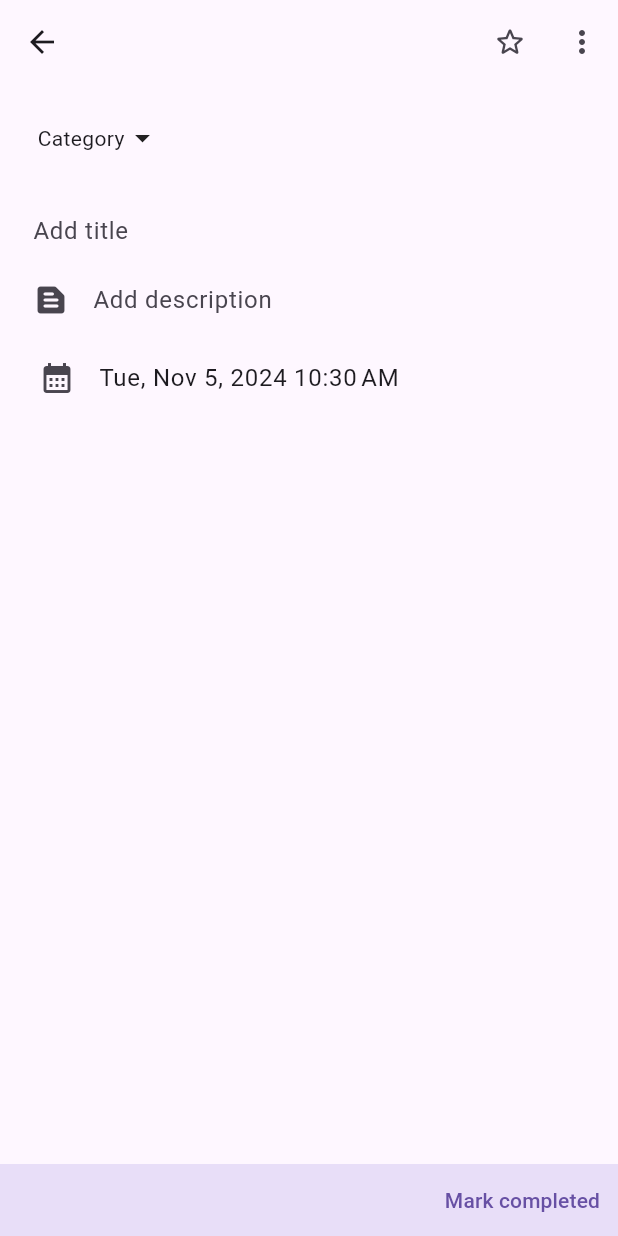
After one commit to Ldev007/godo, a Flutter app: the screen it shows after launch, after a tap on an icon or button, on a phone screen of 412 x 824 dp. The commit adds this screen. Run offline on Flutter 3.47's test engine with Material 3 defaults, Android fonts, the phone set to English and light mode, and no system bars; our stand-ins replace async_redux, get_it, go_router.

Commit message:
:fire: implemented update task flow, add star button, added build context extension

```diff
--- a/lib/core/router/router.dart
+++ b/lib/core/router/router.dart
@@ -1,6 +1,8 @@
 import 'package:go_router/go_router.dart';
 import 'package:godo/core/router/routes.dart';
+import 'package:godo/src/domain/entities/task.dart';
 import 'package:godo/src/presentation/tasks/all_tasks_screen.dart';
+import 'package:godo/src/presentation/tasks/update_task_screen.dart';
 
 final router = GoRouter(
   routes: [
@@ -10,5 +12,12 @@ final router = GoRouter(
         return const AllTasksScreen();
       },
     ),
+    GoRoute(
+      path: Routes.updateTaskScreen,
+      builder: (context, state) {
+        final taskToBeUpdated = state.extra as Task;
+        return UpdateTaskScreen(taskToBeUpdated: taskToBeUpdated);
+      },
+    )
   ],
 );
--- a/lib/core/router/routes.dart
+++ b/lib/core/router/routes.dart
@@ -1,3 +1,4 @@
 class Routes {
   static const home = '/';
+  static const updateTaskScreen = '/UpdateTaskScreen';
 }
--- /dev/null
+++ b/lib/core/utils/type_defs.dart
@@ -0,0 +1 @@
+typedef StarPressed = Function(bool isStarred);
--- a/lib/src/presentation/tasks/all_tasks_screen.dart
+++ b/lib/src/presentation/tasks/all_tasks_screen.dart
@@ -2,6 +2,9 @@
 
 import 'package:flutter/material.dart';
 import 'package:flutter/services.dart';
+import 'package:go_router/go_router.dart';
+import 'package:godo/core/router/routes.dart';
+import 'package:godo/src/domain/entities/task.dart';
 import 'package:godo/src/presentation/tasks/components/add_task_bottomsheet.dart';
 import 'package:godo/src/presentation/tasks/components/custom_avatar.dart';
 
@@ -72,6 +75,16 @@ class _AllTasksScreenState extends State<AllTasksScreen> with SingleTickerProvid
                     children: List.generate(
                       10,
                       (i) => ListTile(
+                        onTap: () => context.push(
+                          Routes.updateTaskScreen,
+                          extra: Task(
+                            id: 'i+1',
+                            title: 'SampleTitle$i',
+                            description: 'SampleDescription$i',
+                            createdAt: DateTime.now(),
+                            reminder: DateTime.now().subtract(Duration(days: 2)),
+                          ),
+                        ),
                         titleAlignment: ListTileTitleAlignment.threeLine,
                         key: ValueKey(i + 1),
                         leading: Container(
--- a/lib/src/presentation/tasks/components/add_task_bottomsheet.dart
+++ b/lib/src/presentation/tasks/components/add_task_bottomsheet.dart
@@ -19,9 +19,10 @@ class _AddTaskBottomSheetState extends State<AddTaskBottomSheet> {
   Widget build(BuildContext context) {
     return Padding(
       padding: EdgeInsets.only(bottom: MediaQuery.of(context).viewInsets.bottom + 16),
+      child: Scrollbar(
         child: SingleChildScrollView(
           child: Padding(
-          padding: EdgeInsets.fromLTRB(20, 15, 20, 16),
+            padding: EdgeInsets.fromLTRB(20, 5, 20, 16),
             child: Column(
               mainAxisSize: MainAxisSize.min,
               children: [
@@ -84,6 +85,7 @@ class _AddTaskBottomSheetState extends State<AddTaskBottomSheet> {
             ),
           ),
         ),
+      ),
     );
   }
 }
--- /dev/null
+++ b/lib/src/presentation/tasks/components/star_button.dart
@@ -0,0 +1,32 @@
+import 'package:flutter/material.dart';
+import 'package:godo/core/utils/type_defs.dart';
+
+class StarButton extends StatefulWidget {
+  const StarButton({super.key, this.initialState = false, required this.onTapped});
+
+  final bool initialState;
+  final StarPressed onTapped;
+
+  @override
+  State<StarButton> createState() => _StarButtonState();
+}
+
+class _StarButtonState extends State<StarButton> {
+  bool _isStarred = false;
+
+  @override
+  void initState() {
+    _isStarred = widget.initialState;
+    super.initState();
+  }
+
+  @override
+  Widget build(BuildContext context) {
+    return IconButton(
+        onPressed: () {
+          setState(() => _isStarred = !_isStarred);
+          widget.onTapped(_isStarred);
+        },
+        icon: Icon(_isStarred ? Icons.star_rounded : Icons.star_border_rounded));
+  }
+}
--- /dev/null
+++ b/lib/src/presentation/tasks/update_task_screen.dart
@@ -0,0 +1,143 @@
+import 'package:async_redux/async_redux.dart';
+import 'package:flutter/material.dart';
+import 'package:godo/core/app_state.dart';
+import 'package:godo/src/domain/entities/task.dart';
+import 'package:godo/src/presentation/tasks/components/star_button.dart';
+import 'package:intl/intl.dart';
+
+class UpdateTaskScreen extends StatelessWidget {
+  UpdateTaskScreen({super.key, required this.taskToBeUpdated});
+
+  final Task taskToBeUpdated;
+  final TextEditingController titleEditingController = TextEditingController();
+  final TextEditingController descriptionEditingController = TextEditingController();
+
+  @override
+  Widget build(BuildContext context) {
+    // return StoreConnector<AppState, _ViewModel>(
+    //   converter: (store) => _ViewModel(store),
+    //   builder: (context, vm) {
+    return Scaffold(
+      bottomNavigationBar: Container(
+        color: Theme.of(context).colorScheme.secondaryContainer,
+        child: Row(
+          mainAxisAlignment: MainAxisAlignment.end,
+          children: [
+            TextButton(
+              onPressed: () {
+                // TODO: add update task action call here
+                throw UnimplementedError();
+              },
+              child: const Text('Mark completed'),
+            ),
+          ],
+        ),
+      ),
+      appBar: AppBar(
+        actions: [
+          StarButton(
+            onTapped: (isStarred) {
+              // TODO: enter logic here to add/remove a task from/to starred tasks
+            },
+          ),
+          PopupMenuButton(
+            itemBuilder: (context) => [
+              PopupMenuItem(
+                height: 30,
+                child: Text(
+                  'Delete',
+                  style: Theme.of(context).textTheme.titleMedium,
+                ),
+                padding: EdgeInsets.only(right: 100, left: 10),
+              ),
+            ],
+          ),
+          // IconButton(
+          //   onPressed: () {
+
+          //   },
+          //   icon: const Icon(Icons.more_vert),
+          // ),
+        ],
+      ),
+      body: SingleChildScrollView(
+        child: Padding(
+          padding: EdgeInsets.symmetric(horizontal: 10),
+          child: Column(
+            children: [
+              Padding(
+                padding: EdgeInsets.only(left: 15, top: 24, bottom: 24),
+                child: Row(
+                  children: [
+                    GestureDetector(
+                      onTap: () {
+                        showModalBottomSheet(
+                          context: context,
+                          builder: (context) => const SingleChildScrollView(
+                            child: Column(
+                              children: [],
+                            ),
+                          ),
+                        );
+                      },
+                      child: Row(
+                        children: [
+                          const Text('Category'),
+                          Icon(Icons.arrow_drop_down),
+                        ],
+                      ),
+                    ),
+                    Spacer(),
+                  ],
+                ),
+              ),
+              TextField(
+                controller: titleEditingController,
+                textAlignVertical: TextAlignVertical.center,
+                decoration: const InputDecoration(
+                  border: InputBorder.none,
+                  contentPadding: EdgeInsets.symmetric(horizontal: 12, vertical: 10),
+                  hintText: 'Add title',
+                ),
+              ),
+              TextField(
+                controller: descriptionEditingController,
+                textAlignVertical: TextAlignVertical.center,
+                textInputAction: TextInputAction.newline,
+                maxLines: null,
+                decoration: const InputDecoration(
+                  prefixIcon: Icon(Icons.text_snippet_rounded),
+                  border: InputBorder.none,
+                  hintText: 'Add description',
+                ),
+              ),
+              ListTile(
+                onTap: () async {
+                  final dateTime = await showDatePicker(
+                    context: context,
+                    firstDate: taskToBeUpdated.reminder ?? DateTime.now(),
+                    lastDate: DateTime(2030),
+                    initialDate: taskToBeUpdated.reminder,
+                  );
+
+                  // TODO: add call to action to change the date and time of the current task
+                  throw UnimplementedError();
+                },
+                leading: const Icon(Icons.calendar_month),
+                title: Text(DateFormat.yMMMEd().add_jm().format(taskToBeUpdated.reminder!)),
+              ),
+            ],
+          ),
+        ),
+      ),
+    );
+    //   },
+    // );
+  }
+}
+
+class _ViewModel {
+  final List<Task> taskList;
+
+  _ViewModel(Store<AppState> store) : taskList = store.state.taskList;
+}
--- a/pubspec.yaml
+++ b/pubspec.yaml
@@ -1,6 +1,6 @@
 name: godo
-description: A To-do to help you to manage your tasks swiftly with ease and gets you to "go do" it!
-  anywhere, anytime !"
+description: A To-do to help you to manage your tasks swiftly with ease and gets
+  you to "go do" it! anywhere, anytime !"
 publish_to: 'none'
 
 version: 1.0.0+1
@@ -16,6 +16,7 @@ dependencies:
     sdk: flutter
   get_it: ^8.0.2
   go_router: ^14.4.1
+  intl: ^0.19.0
   isar: 3.1.0+1
   isar_flutter_libs: 3.1.0+1
   json_annotation: ^4.9.0
```
Also changed, not shown: lib/core/utils/extensions/context_ext.dart (added, +11 -0 lines), lib/src/presentation/tasks/update_task.dart (deleted, +0 -28 lines), pubspec.lock, 1 other file. Lines whose indentation alone changed are shown as unchanged.
